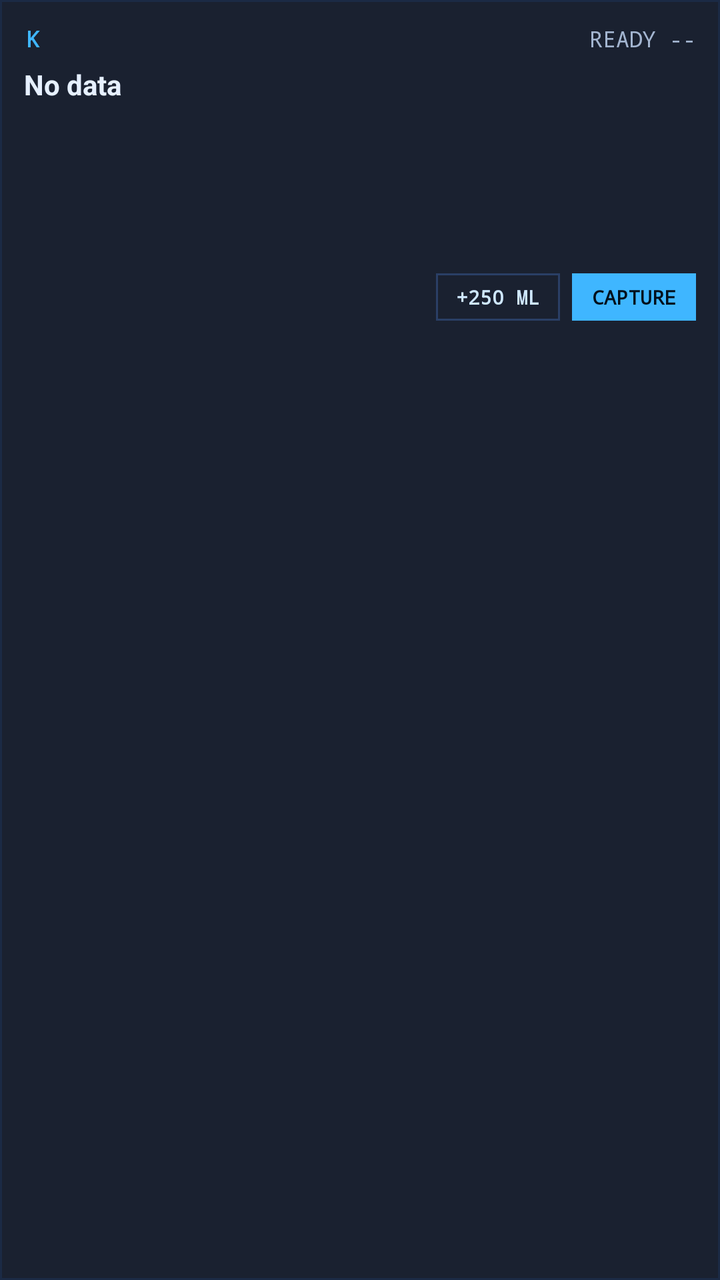
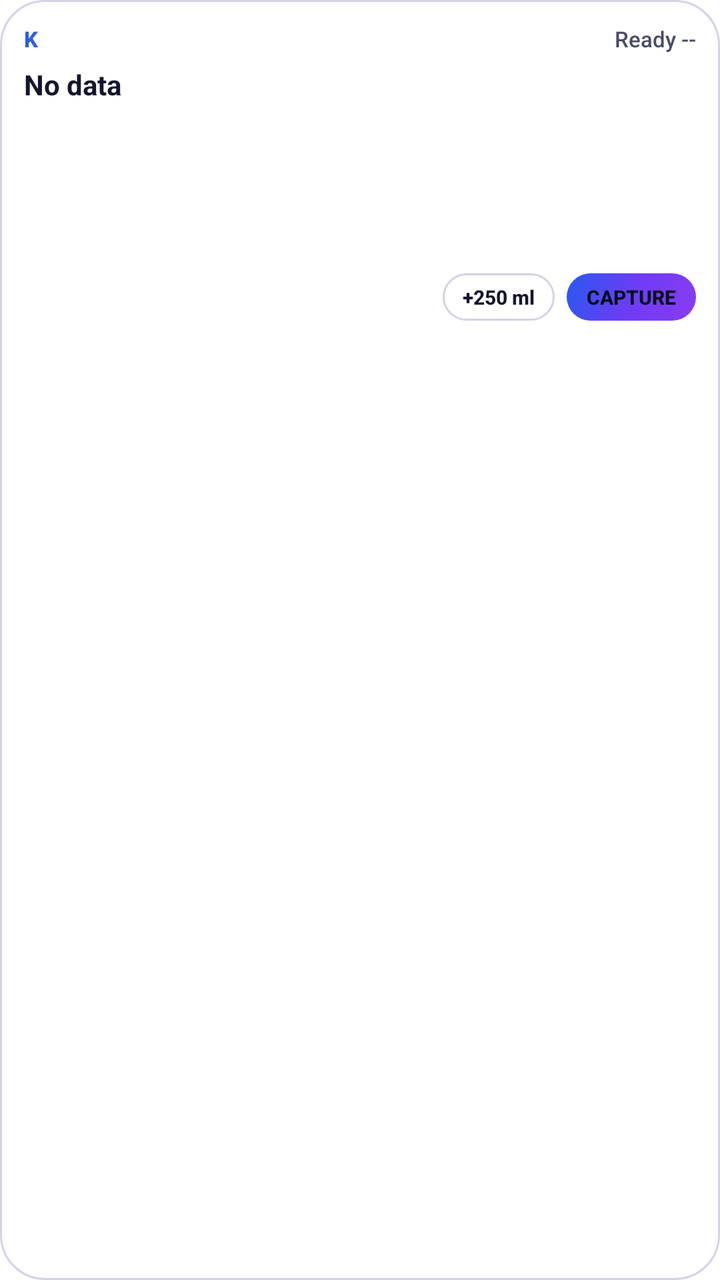

Before-and-after screenshots of an Android layout around one commit, followed by the original layout XML and the change that was made.
<!-- AndroidManifest.xml: fallback theme Theme.MaterialComponents.DayNight.NoActionBar -->
<!-- res/layout/widget_objectives.xml -->
<?xml version="1.0" encoding="utf-8"?>
<LinearLayout xmlns:android="http://schemas.android.com/apk/res/android"
    android:id="@+id/w_root"
    android:layout_width="match_parent"
    android:layout_height="match_parent"
    android:background="@drawable/widget_bg"
    android:orientation="vertical"
    android:padding="12dp">

    <LinearLayout
        android:layout_width="match_parent"
        android:layout_height="wrap_content"
        android:orientation="horizontal">
    <TextView
        android:id="@+id/w_title"
        android:layout_width="0dp"
        android:layout_height="wrap_content" android:layout_weight="1"
        android:fontFamily="monospace"
        android:letterSpacing="0.2"
        android:textColor="#3FB6FF"
        android:textSize="11sp"
        android:textStyle="bold"
        android:text="K"/>
    <TextView
        android:id="@+id/w_ready"
        android:layout_width="wrap_content"
        android:layout_height="wrap_content"
        android:fontFamily="monospace"
        android:textColor="#A3B5D0"
        android:textSize="11sp"
        android:text="READY --"/>
    </LinearLayout>

    <TextView
        android:id="@+id/w_next"
        android:layout_width="match_parent"
        android:layout_height="wrap_content"
        android:layout_marginTop="6dp"
        android:ellipsize="end"
        android:maxLines="1"
        android:textColor="#E6F0FF"
        android:textSize="14sp"
        android:textStyle="bold"
        android:text="No data"/>
    <TextView
        android:id="@+id/w_o1"
        android:layout_width="match_parent"
        android:layout_height="wrap_content"
        android:layout_marginTop="6dp"
        android:ellipsize="end"
        android:maxLines="1"
        android:paddingTop="3dp"
        android:paddingBottom="3dp"
        android:textColor="#E6F0FF"
        android:textSize="13sp"
        android:text=""/>
    <TextView
        android:id="@+id/w_o2"
        android:layout_width="match_parent"
        android:layout_height="wrap_content"
        android:ellipsize="end"
        android:maxLines="1"
        android:paddingTop="3dp"
        android:paddingBottom="3dp"
        android:textColor="#E6F0FF"
        android:textSize="13sp"
        android:text=""/>
    <TextView
        android:id="@+id/w_o3"
        android:layout_width="match_parent"
        android:layout_height="wrap_content"
        android:ellipsize="end"
        android:maxLines="1"
        android:paddingTop="3dp"
        android:paddingBottom="3dp"
        android:textColor="#E6F0FF"
        android:textSize="13sp"
        android:text=""/>

    <LinearLayout
        android:layout_width="match_parent"
        android:layout_height="wrap_content"
        android:layout_marginTop="8dp"
        android:gravity="center_vertical"
        android:orientation="horizontal">
    <TextView
        android:id="@+id/w_stats"
        android:layout_width="0dp"
        android:layout_height="wrap_content" android:layout_weight="1"
        android:ellipsize="end"
        android:fontFamily="monospace"
        android:maxLines="1"
        android:textColor="#A3B5D0"
        android:textSize="10sp"
        android:text=""/>
    <TextView
        android:id="@+id/w_btn_water"
        android:layout_width="wrap_content"
        android:layout_height="wrap_content"
        android:background="@drawable/widget_btn_outline"
        android:fontFamily="monospace"
        android:paddingStart="10dp"
        android:paddingTop="5dp"
        android:paddingEnd="10dp"
        android:paddingBottom="5dp"
        android:textColor="#CFE8FF"
        android:textSize="10sp"
        android:textStyle="bold"
        android:text="+250 ML"/>
    <TextView
        android:id="@+id/w_btn_capture"
        android:layout_width="wrap_content"
        android:layout_height="wrap_content"
        android:layout_marginStart="6dp"
        android:background="@drawable/widget_btn_primary"
        android:fontFamily="monospace"
        android:paddingStart="10dp"
        android:paddingTop="5dp"
        android:paddingEnd="10dp"
        android:paddingBottom="5dp"
        android:textColor="#03101C"
        android:textSize="10sp"
        android:textStyle="bold"
        android:text="CAPTURE"/>
    </LinearLayout>
</LinearLayout>
<!-- resources referenced by this layout -->
<resources>
  <!-- drawable widget_bg (drawable) -->
  <?xml version="1.0" encoding="utf-8"?>
  <shape xmlns:android="http://schemas.android.com/apk/res/android" android:shape="rectangle">
      <solid android:color="#F00C1424"/>
      <stroke android:width="1dp" android:color="#1B2A45"/>
  </shape>
  <!-- drawable widget_btn_outline (drawable) -->
  <?xml version="1.0" encoding="utf-8"?>
  <shape xmlns:android="http://schemas.android.com/apk/res/android" android:shape="rectangle">
      <solid android:color="#00000000"/>
      <stroke android:width="1dp" android:color="#2A3F66"/>
  </shape>
  <!-- drawable widget_btn_primary (drawable) -->
  <?xml version="1.0" encoding="utf-8"?>
  <shape xmlns:android="http://schemas.android.com/apk/res/android" android:shape="rectangle">
      <solid android:color="#3FB6FF"/>
  </shape>
</resources>

<!-- the commit's change to res/layout/widget_objectives.xml (unified diff, before → after) -->
@@ -15,9 +15,9 @@
         android:id="@+id/w_title"
         android:layout_width="0dp"
         android:layout_height="wrap_content" android:layout_weight="1"
-        android:fontFamily="monospace"
-        android:letterSpacing="0.2"
-        android:textColor="#3FB6FF"
+        android:fontFamily="sans-serif-medium"
+        android:letterSpacing="0.02"
+        android:textColor="@color/w_accent"
         android:textSize="11sp"
         android:textStyle="bold"
         android:text="K"/>
@@ -25,10 +25,10 @@
         android:id="@+id/w_ready"
         android:layout_width="wrap_content"
         android:layout_height="wrap_content"
-        android:fontFamily="monospace"
-        android:textColor="#A3B5D0"
+        android:fontFamily="sans-serif-medium"
+        android:textColor="@color/w_muted"
         android:textSize="11sp"
-        android:text="READY --"/>
+        android:text="Ready --"/>
     </LinearLayout>
 
     <TextView
@@ -38,7 +38,7 @@
         android:layout_marginTop="6dp"
         android:ellipsize="end"
         android:maxLines="1"
-        android:textColor="#E6F0FF"
+        android:textColor="@color/w_text"
         android:textSize="14sp"
         android:textStyle="bold"
         android:text="No data"/>
@@ -51,7 +51,7 @@
         android:maxLines="1"
         android:paddingTop="3dp"
         android:paddingBottom="3dp"
-        android:textColor="#E6F0FF"
+        android:textColor="@color/w_text"
         android:textSize="13sp"
         android:text=""/>
     <TextView
@@ -62,7 +62,7 @@
         android:maxLines="1"
         android:paddingTop="3dp"
         android:paddingBottom="3dp"
-        android:textColor="#E6F0FF"
+        android:textColor="@color/w_text"
         android:textSize="13sp"
         android:text=""/>
     <TextView
@@ -73,7 +73,7 @@
         android:maxLines="1"
         android:paddingTop="3dp"
         android:paddingBottom="3dp"
-        android:textColor="#E6F0FF"
+        android:textColor="@color/w_text"
         android:textSize="13sp"
         android:text=""/>
 
@@ -88,9 +88,9 @@
         android:layout_width="0dp"
         android:layout_height="wrap_content" android:layout_weight="1"
         android:ellipsize="end"
-        android:fontFamily="monospace"
+        android:fontFamily="sans-serif-medium"
         android:maxLines="1"
-        android:textColor="#A3B5D0"
+        android:textColor="@color/w_muted"
         android:textSize="10sp"
         android:text=""/>
     <TextView
@@ -98,22 +98,22 @@
         android:layout_width="wrap_content"
         android:layout_height="wrap_content"
         android:background="@drawable/widget_btn_outline"
-        android:fontFamily="monospace"
+        android:fontFamily="sans-serif-medium"
         android:paddingStart="10dp"
         android:paddingTop="5dp"
         android:paddingEnd="10dp"
         android:paddingBottom="5dp"
-        android:textColor="#CFE8FF"
+        android:textColor="@color/w_text"
         android:textSize="10sp"
         android:textStyle="bold"
-        android:text="+250 ML"/>
+        android:text="+250 ml"/>
     <TextView
         android:id="@+id/w_btn_capture"
         android:layout_width="wrap_content"
         android:layout_height="wrap_content"
         android:layout_marginStart="6dp"
         android:background="@drawable/widget_btn_primary"
-        android:fontFamily="monospace"
+        android:fontFamily="sans-serif-medium"
         android:paddingStart="10dp"
         android:paddingTop="5dp"
         android:paddingEnd="10dp"
<!-- resource entries referenced after the edit -->
@@ -1,21 +1,29 @@
 <!-- resources referenced by this layout -->
 <resources>
+  <color name="w_accent">#2F5FE0</color>
+  <color name="w_muted">#474C6B</color>
+  <color name="w_text">#14162E</color>
   <!-- drawable widget_bg (drawable) -->
   <?xml version="1.0" encoding="utf-8"?>
   <shape xmlns:android="http://schemas.android.com/apk/res/android" android:shape="rectangle">
-      <solid android:color="#F00C1424"/>
-      <stroke android:width="1dp" android:color="#1B2A45"/>
+      <solid android:color="@color/w_bg"/>
+      <stroke android:width="1dp" android:color="@color/w_line"/>
+      <corners android:radius="22dp"/>
   </shape>
   <!-- drawable widget_btn_outline (drawable) -->
   <?xml version="1.0" encoding="utf-8"?>
   <shape xmlns:android="http://schemas.android.com/apk/res/android" android:shape="rectangle">
       <solid android:color="#00000000"/>
-      <stroke android:width="1dp" android:color="#2A3F66"/>
+      <stroke android:width="1dp" android:color="@color/w_line"/>
+      <corners android:radius="999dp"/>
   </shape>
   <!-- drawable widget_btn_primary (drawable) -->
   <?xml version="1.0" encoding="utf-8"?>
   <shape xmlns:android="http://schemas.android.com/apk/res/android" android:shape="rectangle">
-      <solid android:color="#3FB6FF"/>
+      <gradient android:angle="315" android:startColor="#2759F0" android:centerColor="#6D3CF5" android:endColor="#8A3CF0" android:type="linear"/>
+      <corners android:radius="999dp"/>
   </shape>
+  <color name="w_bg">#F2FFFFFF</color>
+  <color name="w_line">#3834388C</color>
 </resources>
 
